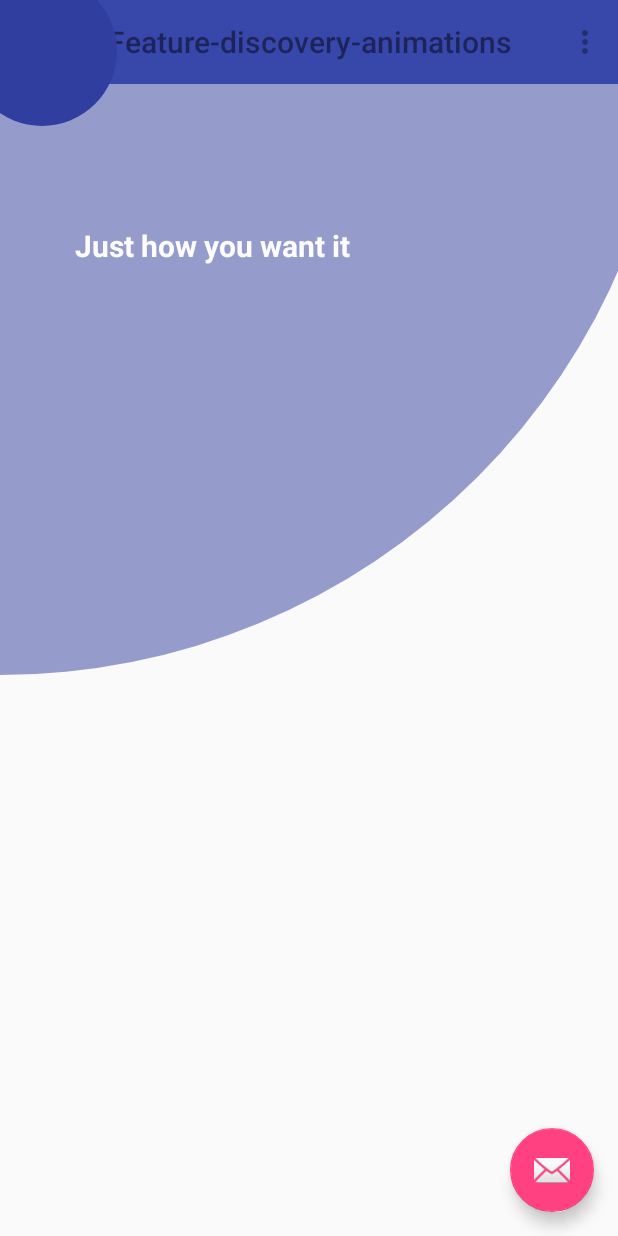
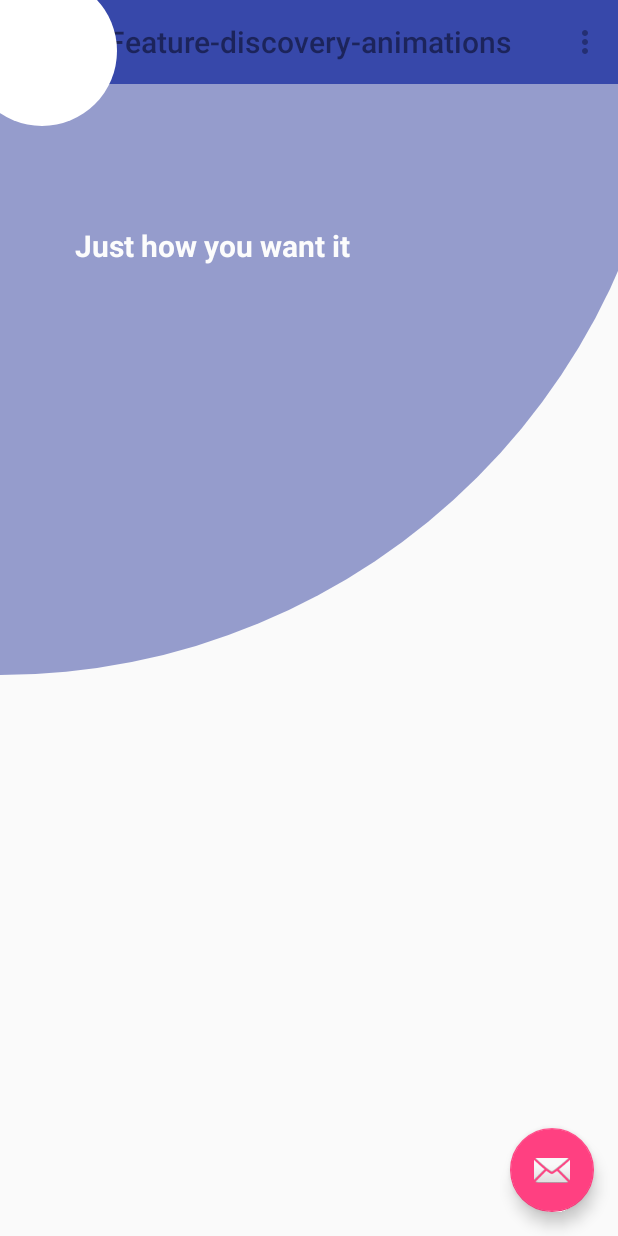
Before and after one commit to ElineDeMeyer/Feature-discovery-animations, an Android app: the screen it shows after launch (MainActivity), on a phone screen of 412 x 824 dp. Run offline under Robolectric (Android 15) with nearby library versions, the phone set to English and light mode, and no system bars.

Commit message:
Resolve conflict

```diff
--- /dev/null
+++ b/app/src/main/res/drawable/circle_white.xml
@@ -0,0 +1,12 @@
+<?xml version="1.0" encoding="utf-8"?>
+<shape
+    xmlns:android="http://schemas.android.com/apk/res/android"
+    android:shape="oval">
+
+    <solid
+        android:color="@android:color/white"/>
+
+    <size
+        android:width="10dp"
+        android:height="10dp"/>
+</shape>
--- /dev/null
+++ b/app/src/main/res/drawable/image_circle_color_primary_dark.xml
@@ -0,0 +1,6 @@
+<?xml version="1.0" encoding="utf-8"?>
+<layer-list xmlns:android="http://schemas.android.com/apk/res/android" >
+
+    <item android:drawable="@drawable/circle_color_primary_dark"/>
+
+</layer-list>
--- a/app/src/main/res/drawable/image.xml
+++ b/app/src/main/res/drawable/image_circle_white.xml
@@ -1,6 +1,6 @@
 <?xml version="1.0" encoding="utf-8"?>
 <layer-list xmlns:android="http://schemas.android.com/apk/res/android" >
 
-    <item android:drawable="@drawable/circle"/>
+    <item android:drawable="@drawable/circle_white"/>
 
 </layer-list>
--- a/app/src/main/res/layout/app_bar_main.xml
+++ b/app/src/main/res/layout/app_bar_main.xml
@@ -30,26 +30,13 @@
         android:background="?attr/colorPrimary"
         app:popupTheme="@style/AppTheme.PopupOverlay" />
 
-
-
-    <RelativeLayout
-        android:id="@+id/relativeLayout_drawer"
-        android:layout_width="100dp"
-        android:layout_height="100dp"
-        android:layout_marginTop="-16dp"
-        android:layout_marginStart="-22dp"
-        android:background="@drawable/image"
-        android:layout_alignParentBottom="true"
-        android:layout_alignParentEnd="true"
-        android:alpha="1"/>
-
     <RelativeLayout
         android:id="@+id/relativeLayout_global"
         android:layout_width="900dp"
         android:layout_height="900dp"
         android:layout_marginTop="-450dp"
         android:layout_marginStart="-450dp"
-        android:background="@drawable/image"
+        android:background="@drawable/image_circle_color_primary_dark"
         android:visibility="gone"
         android:layout_marginEnd="180dp"
         android:layout_marginBottom="133dp"
@@ -69,4 +56,17 @@
             android:id="@+id/textView2" />
     </RelativeLayout>
 
+
+
+    <RelativeLayout
+        android:id="@+id/relativeLayout_drawer"
+        android:layout_width="100dp"
+        android:layout_height="100dp"
+        android:layout_marginTop="-16dp"
+        android:layout_marginStart="-22dp"
+        android:background="@drawable/image_circle_white"
+        android:layout_alignParentBottom="true"
+        android:layout_alignParentEnd="true"
+        android:alpha="1"/>
+
 </android.support.design.widget.CoordinatorLayout>
```
Also changed, not shown: app/src/main/res/drawable/circle_color_primary_dark.xml (renamed from app/src/main/res/drawable/circle.xml).
